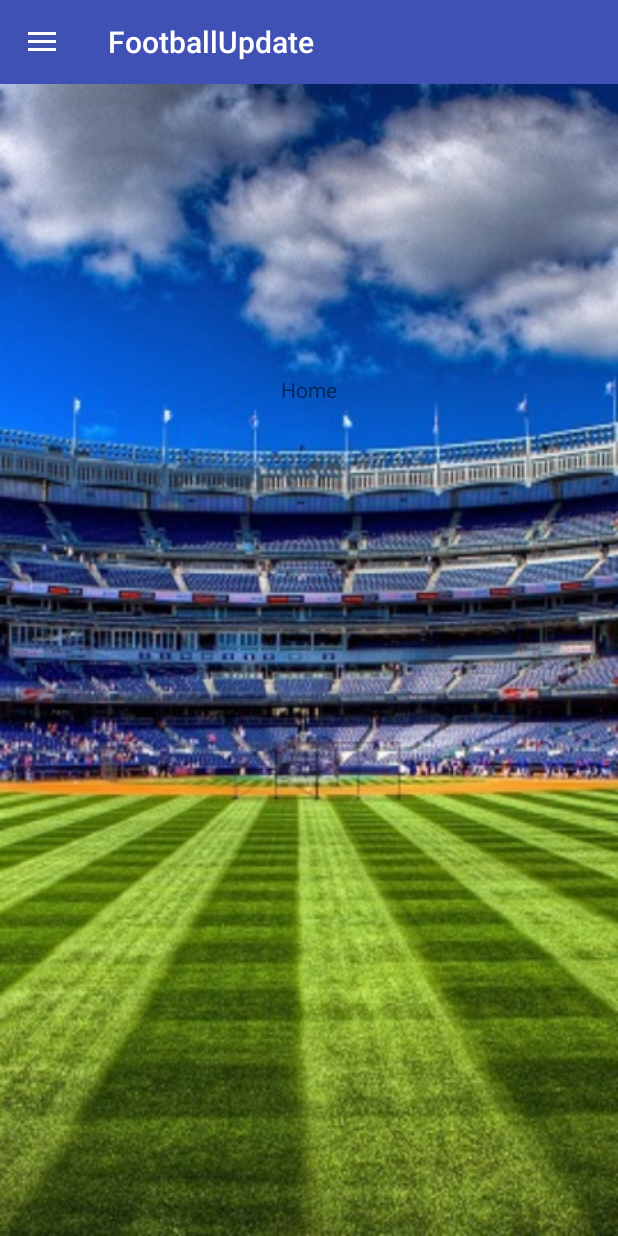
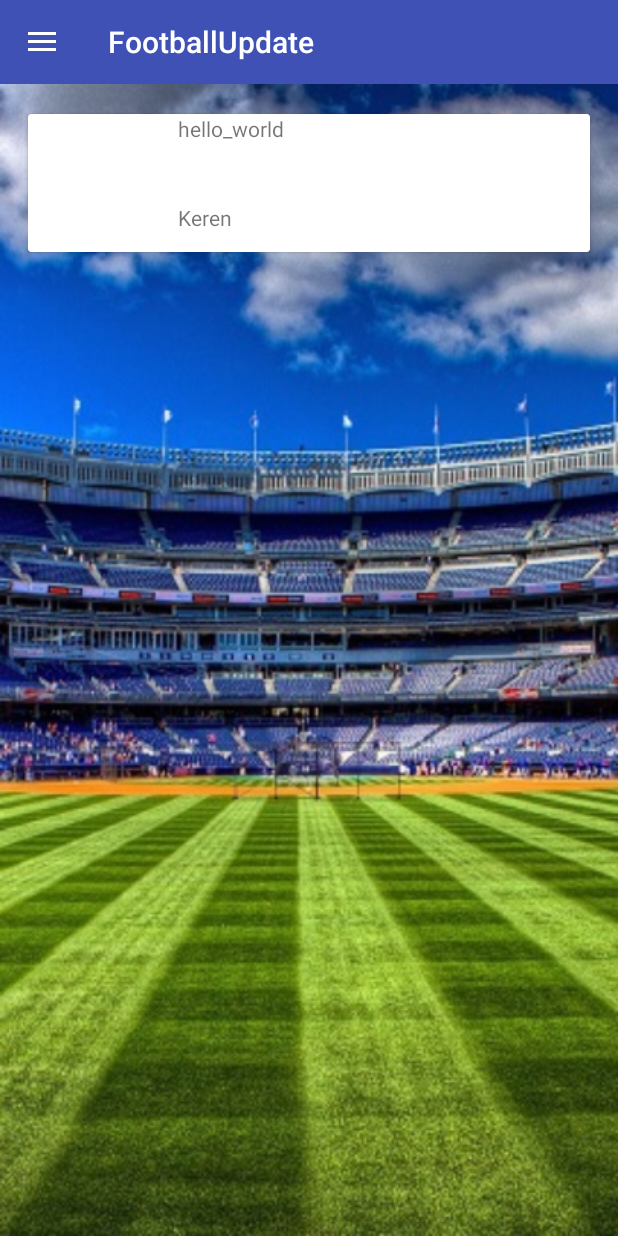
Before and after one commit to fajaryudha/FootballUpdate, an Android app: the screen it shows after launch (MainActivity), after a tap on "Home", on a phone screen of 412 x 824 dp. Run offline under Robolectric (Android 15) with nearby library versions, the phone set to English and light mode, and no system bars; our stand-ins replace Firebase (no records; nobody signed in at launch, a user with empty details on screens opened directly); 1 other tap on this screen came first.

Commit message:
Upload Image Succes 2

```diff
--- a/app/src/main/AndroidManifest.xml
+++ b/app/src/main/AndroidManifest.xml
@@ -20,9 +20,8 @@
                 <category android:name="android.intent.category.LAUNCHER" />
             </intent-filter>
         </activity>
-        <activity android:name=".Upload"></activity>
-        <activity android:name=".Galery"></activity>
-        <activity android:name=".Jadwal"></activity>
+        <activity android:name=".Upload" />
+        <activity android:name=".Galery" />
     </application>
 
 </manifest>
--- a/app/src/main/java/id/sch/smktelkom_mlg/xirpl302112029/footballupdate/Galery.java
+++ b/app/src/main/java/id/sch/smktelkom_mlg/xirpl302112029/footballupdate/Galery.java
@@ -1,9 +1,11 @@
 package id.sch.smktelkom_mlg.xirpl302112029.footballupdate;
 
+import android.app.Fragment;
 import android.app.ProgressDialog;
 import android.content.Intent;
 import android.graphics.Bitmap;
 import android.net.Uri;
+import android.provider.ContactsContract;
 import android.provider.MediaStore;
 import android.support.annotation.NonNull;
 import android.support.v7.app.AppCompatActivity;
--- a/app/src/main/java/id/sch/smktelkom_mlg/xirpl302112029/footballupdate/Home.java
+++ b/app/src/main/java/id/sch/smktelkom_mlg/xirpl302112029/footballupdate/Home.java
@@ -1,11 +1,23 @@
 package id.sch.smktelkom_mlg.xirpl302112029.footballupdate;
 
+import android.app.Activity;
 import android.app.Fragment;
+import android.content.Intent;
 import android.os.Bundle;
 import android.support.annotation.Nullable;
+import android.util.Log;
 import android.view.LayoutInflater;
 import android.view.View;
 import android.view.ViewGroup;
+import android.widget.TextView;
+
+import com.google.firebase.database.DataSnapshot;
+import com.google.firebase.database.DatabaseError;
+import com.google.firebase.database.DatabaseReference;
+import com.google.firebase.database.FirebaseDatabase;
+import com.google.firebase.database.ValueEventListener;
+
+import id.sch.smktelkom_mlg.xirpl302112029.footballupdate.Activity.HomeActivity;
 
 /**
  * Created by Smktelkom on 11/19/2016.
@@ -13,12 +25,37 @@ import android.view.ViewGroup;
 
 public class Home extends Fragment{
 
+    DatabaseReference myRef;
+    ValueEventListener postListener;
+    TextView textKeren;
     View myView;
 
     @Nullable
     @Override
     public View onCreateView(LayoutInflater inflater, ViewGroup container, Bundle savedInstanceState) {
         myView = inflater.inflate(R.layout.home, container,false);
+        myRef = FirebaseDatabase.getInstance().getReference().child("Keren");
+        textKeren = (TextView) myView.findViewById(R.id.textViewJudul);
         return myView;
     }
+
+    String java;
+    @Override
+    public void onStart() {
+        super.onStart();
+
+        ValueEventListener postListener = new ValueEventListener() {
+            @Override
+            public void onDataChange(DataSnapshot dataSnapshot) {
+                java = (String) dataSnapshot.getValue();
+
+            }
+
+            @Override
+            public void onCancelled(DatabaseError databaseError) {
+                Log.v("gagal","gagal");
+            }
+        };
+        myRef.addValueEventListener(postListener);
+    }
 }
--- a/app/src/main/java/id/sch/smktelkom_mlg/xirpl302112029/footballupdate/LiveScore.java
+++ b/app/src/main/java/id/sch/smktelkom_mlg/xirpl302112029/footballupdate/LiveScore.java
@@ -1,5 +1,6 @@
 package id.sch.smktelkom_mlg.xirpl302112029.footballupdate;
 
+import android.app.Activity;
 import android.app.Fragment;
 import android.os.Bundle;
 import android.support.annotation.Nullable;
--- a/app/src/main/java/id/sch/smktelkom_mlg/xirpl302112029/footballupdate/MainActivity.java
+++ b/app/src/main/java/id/sch/smktelkom_mlg/xirpl302112029/footballupdate/MainActivity.java
@@ -1,5 +1,6 @@
 package id.sch.smktelkom_mlg.xirpl302112029.footballupdate;
 
+import android.content.Intent;
 import android.os.Bundle;
 import android.support.design.widget.NavigationView;
 import android.support.v4.view.GravityCompat;
--- a/app/src/main/res/layout/home.xml
+++ b/app/src/main/res/layout/home.xml
@@ -1,15 +1,54 @@
 <?xml version="1.0" encoding="utf-8"?>
-<RelativeLayout xmlns:android="http://schemas.android.com/apk/res/android"
-    android:orientation="vertical" android:layout_width="match_parent"
-    android:layout_height="match_parent">
+<LinearLayout xmlns:android="http://schemas.android.com/apk/res/android"
+    android:layout_width="match_parent"
+    android:layout_height="match_parent"
+    xmlns:tools="http://schemas.android.com/tools"
+    xmlns:app="http://schemas.android.com/apk/res-auto"
+    android:orientation="horizontal"
+    android:paddingLeft="@dimen/activity_horizontal_margin"
+    android:paddingRight="@dimen/activity_horizontal_margin"
+    android:paddingTop="@dimen/activity_vertical_margin"
+    android:paddingBottom="@dimen/activity_vertical_margin"
+    tools:context=".Activity.HomeActivity">
 
-    <TextView
-        android:text="Home"
-        android:layout_width="wrap_content"
-        android:layout_height="wrap_content"
-        android:layout_marginTop="194dp"
-        android:id="@+id/textView4"
-        android:layout_alignParentTop="true"
-        android:layout_centerHorizontal="true" />
+    <android.support.v7.widget.CardView
+        android:id="@+id/cv_Main"
+        app:cardUseCompatPadding="true"
+        app:cardCornerRadius="@dimen/cardview_default_radius"
+        app:cardElevation="@dimen/cardview_default_elevation"
+        android:layout_height="100dp"
+        android:layout_width="match_parent">
+        <LinearLayout
+                android:layout_width="match_parent"
+                android:layout_height="match_parent">
+            <RelativeLayout
+                android:layout_width="wrap_content"
+                android:layout_height="match_parent">
+            <ImageView
+                android:layout_width="100dp"
+                android:layout_height="match_parent"
+                android:id="@+id/imageViewRecycle" />
 
-</RelativeLayout>
+            </RelativeLayout>
+            <LinearLayout
+                android:layout_width="match_parent"
+                android:layout_height="match_parent"
+                android:orientation="vertical"
+                android:weightSum="1">
+                <TextView
+                    android:text="hello_world"
+                    android:layout_width="match_parent"
+                    android:layout_height="match_parent"
+                    android:id="@+id/textViewJudul"
+                    android:layout_weight="0.36" />
+                <TextView
+                    android:text="Keren"
+                    android:id="@+id/textView2"
+                    android:layout_width="match_parent"
+                    android:layout_height="match_parent"
+                    android:layout_below="@+id/textViewDes"/>
+            </LinearLayout>
+        </LinearLayout>
+    </android.support.v7.widget.CardView>
+
+</LinearLayout>
```
Also changed, not shown: app/src/main/java/id/sch/smktelkom_mlg/xirpl302112029/footballupdate/Activity/HomeActivity.java (added, +36 -0 lines), app/src/main/java/id/sch/smktelkom_mlg/xirpl302112029/footballupdate/Post.java (added, +16 -0 lines), app/src/main/res/layout/activity_upload.xml (+13 -6 lines), app/src/main/res/layout/card_view.xml (added, +45 -0 lines).
